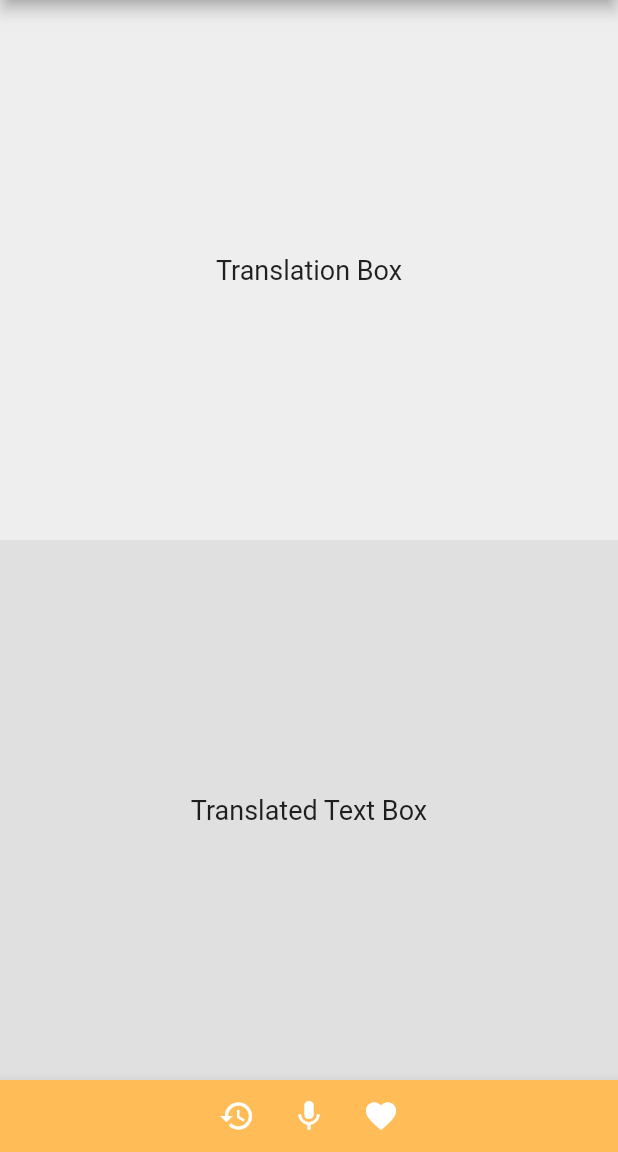
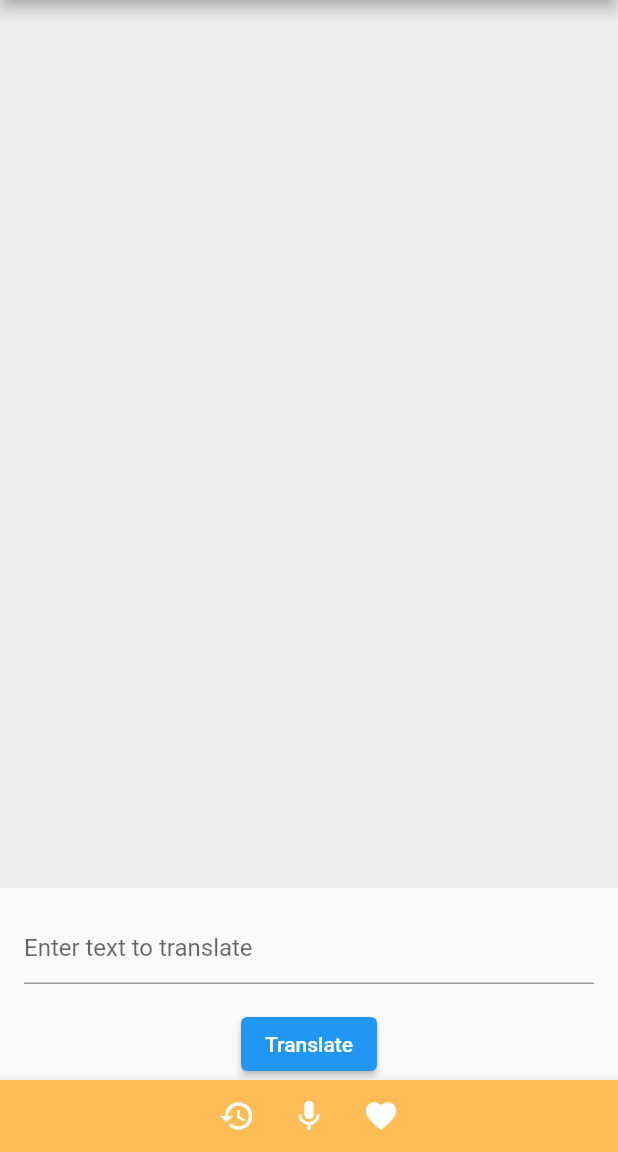
Before and after one commit to mynrjad/celita_app, a Flutter app: the screen it shows after launch, on a phone screen of 412 x 824 dp, the part 84-1236 px from its top. Run offline on Flutter 3.47's test engine with Material 2 defaults, Android fonts, the phone set to English and light mode, and no system bars; our stand-ins replace get, google_fonts, liquid_swipe, rive, smooth_page_indicator.

Commit message:
Update translation_screen.dart
copy pasted my code

```diff
--- a/lib/components/features/authentication/screens/translation_screen/translation_screen.dart
+++ b/lib/components/features/authentication/screens/translation_screen/translation_screen.dart
@@ -1,12 +1,49 @@
 import 'package:flutter/material.dart';
+import 'package:http/http.dart' as http;
+import 'dart:convert';
 
-class TranslatorScreen extends StatelessWidget {
+class TranslatorScreen extends StatefulWidget {
+  @override
+  _TranslatorScreenState createState() => _TranslatorScreenState();
+}
+
+class _TranslatorScreenState extends State<TranslatorScreen> {
+  TextEditingController _textEditingController = TextEditingController();
+  String _translatedText = "";
+
+  void translateText() async {
+    String inputText = _textEditingController.text;
+
+    try {
+      final response = await http.post(
+        Uri.parse('http://10.0.2.2:3000/translate'), // Update with your Flask API endpoint
+        headers: {'Content-Type': 'application/json'},
+        body: jsonEncode({'input_text': inputText}),
+      );
+
+      if (response.statusCode == 200) {
+        final data = jsonDecode(response.body);
+        setState(() {
+          _translatedText = data['translated_text'];
+        });
+      } else {
+        setState(() {
+          _translatedText = "Translation failed"; // Handle error here
+        });
+      }
+    } catch (e) {
+      setState(() {
+        _translatedText = "Translation failed"; // Handle error here
+      });
+    }
+  }
+
   @override
   Widget build(BuildContext context) {
     return Scaffold(
       appBar: AppBar(
         title: Text('Celita'),
-        backgroundColor: Color(0xFFFFBC57), // Set the color to FFBC57
+        backgroundColor: Color(0xFFFFBC57),
       ),
       body: Column(
         mainAxisAlignment: MainAxisAlignment.center,
@@ -19,27 +56,32 @@ class TranslatorScreen extends StatelessWidget {
               alignment: Alignment.center,
               color: Colors.grey.shade200,
               child: Text(
-                'Translation Box',
+                _translatedText, // Display the translated text here
                 style: TextStyle(fontSize: 18),
               ),
             ),
           ),
-          // Translated Text Box
-          Expanded(
-            child: Container(
-              padding: EdgeInsets.all(16.0),
-              alignment: Alignment.center,
-              color: Colors.grey.shade300,
-              child: Text(
-                'Translated Text Box',
-                style: TextStyle(fontSize: 18),
+          // Text Input Field
+          Padding(
+            padding: EdgeInsets.all(16.0),
+            child: TextField(
+              controller: _textEditingController,
+              decoration: InputDecoration(
+                hintText: 'Enter text to translate',
               ),
             ),
+          ),
+          // Translate Button
+          ElevatedButton(
+            onPressed: () {
+              translateText();
+            },
+            child: Text('Translate'),
           ),
         ],
       ),
       bottomNavigationBar: BottomAppBar(
-        color: Color(0xFFFFBC57), // Set the color to FFBC57
+        color: Color(0xFFFFBC57),
         child: Row(
           mainAxisAlignment: MainAxisAlignment.center,
           children: <Widget>[
@@ -66,4 +108,10 @@ class TranslatorScreen extends StatelessWidget {
       ),
     );
   }
+
+  @override
+  void dispose() {
+    _textEditingController.dispose();
+    super.dispose();
+  }
 }
```
